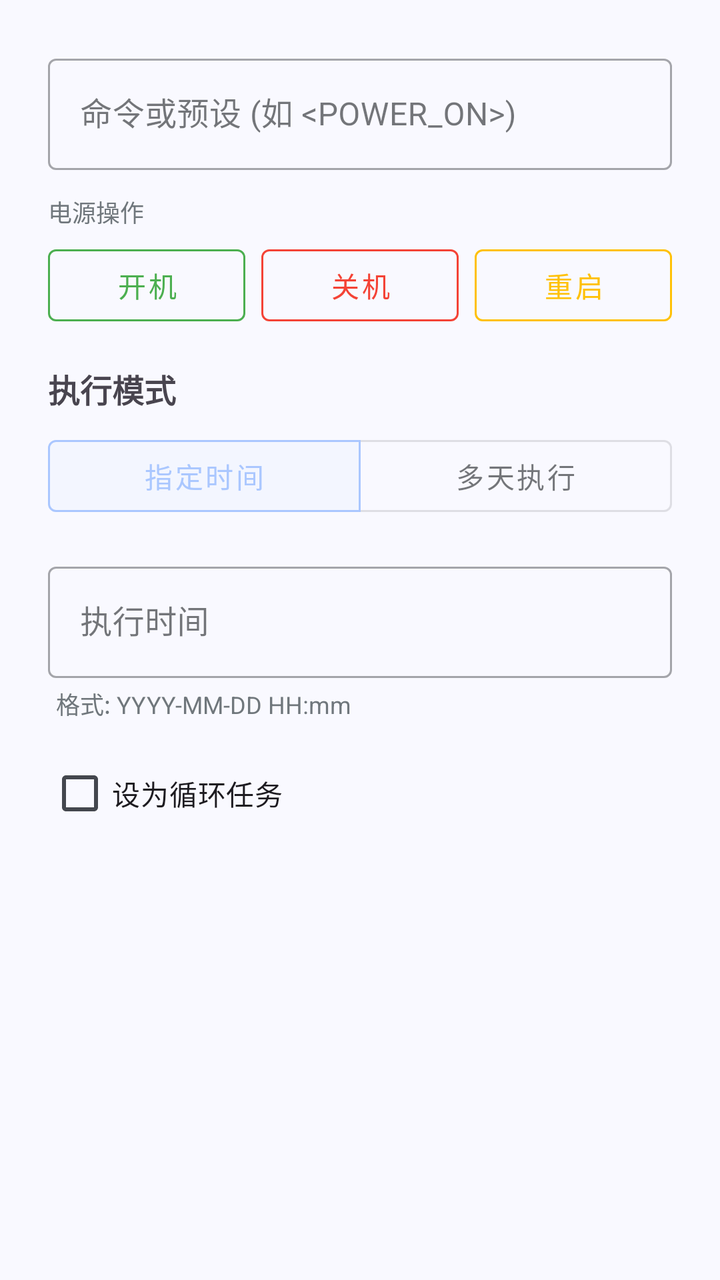
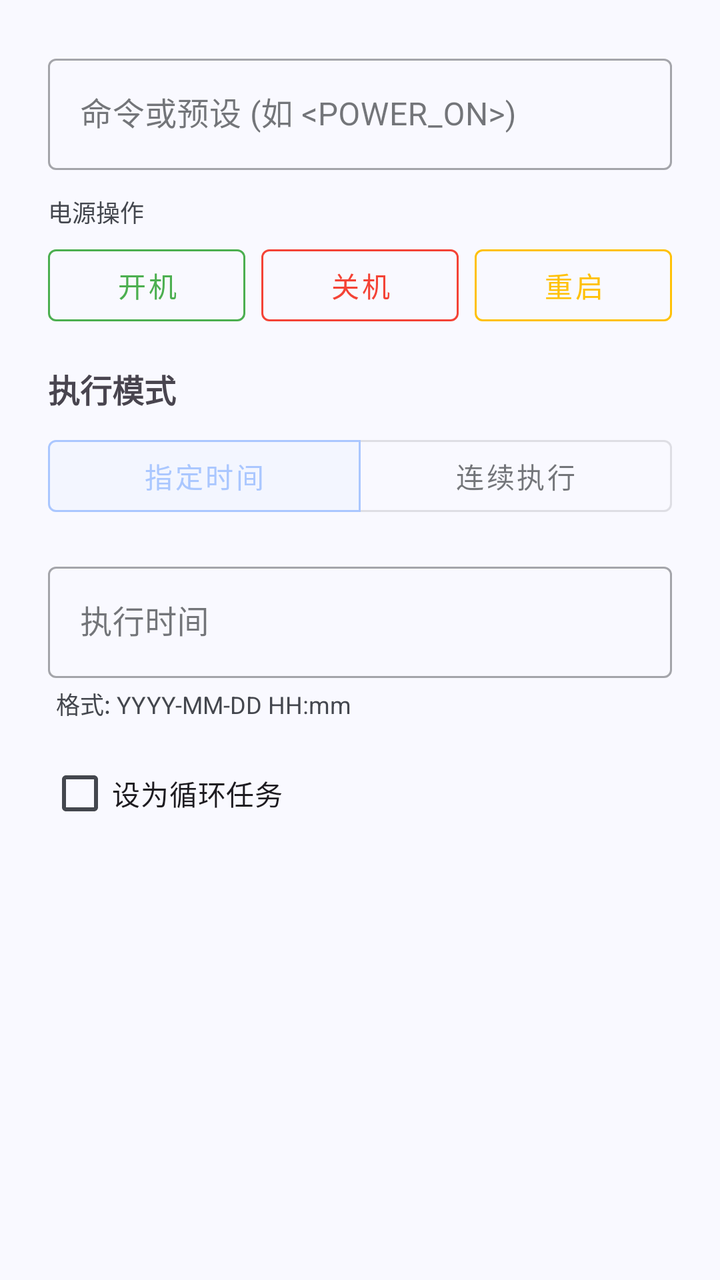

Compare the two renders of this Android layout. The source of the first and the diff that turns it into the second are given below.
<!-- AndroidManifest.xml: application theme Theme.Simpfun -->
<!-- res/layout/dialog_create_plan.xml -->
<?xml version="1.0" encoding="utf-8"?>
<ScrollView xmlns:android="http://schemas.android.com/apk/res/android"
    xmlns:app="http://schemas.android.com/apk/res-auto"
    android:layout_width="match_parent"
    android:layout_height="wrap_content">

    <LinearLayout
        android:layout_width="match_parent"
        android:layout_height="wrap_content"
        android:orientation="vertical"
        android:padding="24dp">

        <com.google.android.material.textfield.TextInputLayout
            android:layout_width="match_parent"
            android:layout_height="wrap_content"
            android:hint="命令或预设 (如 &#60;POWER_ON&#62;)"
            style="@style/Widget.MaterialComponents.TextInputLayout.OutlinedBox">
            <com.google.android.material.textfield.TextInputEditText
                android:id="@+id/et_command"
                android:layout_width="match_parent"
                android:layout_height="wrap_content"
                android:inputType="text"/>
        </com.google.android.material.textfield.TextInputLayout>

        <TextView
            android:layout_width="wrap_content"
            android:layout_height="wrap_content"
            android:layout_marginTop="12dp"
            android:text="电源操作"
            android:textSize="12sp"
            android:textColor="@color/material_dynamic_neutral_variant50" />

        <LinearLayout
            android:layout_width="match_parent"
            android:layout_height="wrap_content"
            android:orientation="horizontal"
            android:layout_marginTop="4dp"
            android:layout_marginBottom="16dp">

            <com.google.android.material.button.MaterialButton
                android:id="@+id/btn_power_on"
                android:layout_width="0dp"
                android:layout_weight="1"
                android:layout_height="wrap_content"
                style="@style/Widget.MaterialComponents.Button.OutlinedButton"
                app:strokeColor="#4CAF50"
                android:textColor="#4CAF50"
                android:text="开机"
                android:layout_marginEnd="4dp"/>

            <com.google.android.material.button.MaterialButton
                android:id="@+id/btn_power_off"
                android:layout_width="0dp"
                android:layout_weight="1"
                android:layout_height="wrap_content"
                style="@style/Widget.MaterialComponents.Button.OutlinedButton"
                app:strokeColor="#F44336"
                android:textColor="#F44336"
                android:text="关机"
                android:layout_marginEnd="4dp"
                android:layout_marginStart="4dp"/>

            <com.google.android.material.button.MaterialButton
                android:id="@+id/btn_restart"
                android:layout_width="0dp"
                android:layout_weight="1"
                android:layout_height="wrap_content"
                style="@style/Widget.MaterialComponents.Button.OutlinedButton"
                app:strokeColor="#FFC107"
                android:textColor="#FFC107"
                android:text="重启"
                android:layout_marginStart="4dp"/>
        </LinearLayout>

        <TextView
            android:layout_width="wrap_content"
            android:layout_height="wrap_content"
            android:text="执行模式"
            android:textStyle="bold"
            android:textSize="16sp"
            android:layout_marginBottom="8dp"/>

        <com.google.android.material.button.MaterialButtonToggleGroup
            android:id="@+id/toggle_execution_mode"
            android:layout_width="match_parent"
            android:layout_height="wrap_content"
            android:layout_marginBottom="16dp"
            app:singleSelection="true"
            app:selectionRequired="true"
            app:checkedButton="@id/btn_mode_specific">

            <com.google.android.material.button.MaterialButton
                android:id="@+id/btn_mode_specific"
                android:layout_width="0dp"
                android:layout_weight="1"
                android:layout_height="wrap_content"
                style="@style/Widget.MaterialComponents.Button.OutlinedButton"
                android:text="指定时间"/>

            <com.google.android.material.button.MaterialButton
                android:id="@+id/btn_mode_multi"
                android:layout_width="0dp"
                android:layout_weight="1"
                android:layout_height="wrap_content"
                style="@style/Widget.MaterialComponents.Button.OutlinedButton"
                android:text="多天执行"/>
        </com.google.android.material.button.MaterialButtonToggleGroup>

        <LinearLayout
            android:id="@+id/layout_mode_specific"
            android:layout_width="match_parent"
            android:layout_height="wrap_content"
            android:orientation="vertical">

            <com.google.android.material.textfield.TextInputLayout
                android:id="@+id/til_specific_time"
                android:layout_width="match_parent"
                android:layout_height="wrap_content"
                android:hint="执行时间"
                style="@style/Widget.MaterialComponents.TextInputLayout.OutlinedBox">
                <com.google.android.material.textfield.TextInputEditText
                    android:id="@+id/et_specific_time"
                    android:layout_width="match_parent"
                    android:layout_height="wrap_content"
                    android:focusable="false"
                    android:cursorVisible="false"
                    android:clickable="true"/>
            </com.google.android.material.textfield.TextInputLayout>

            <TextView
                android:layout_width="match_parent"
                android:layout_height="wrap_content"
                android:text="格式: YYYY-MM-DD HH:mm"
                android:textSize="12sp"
                android:textColor="@color/material_dynamic_neutral_variant50"
                android:layout_marginTop="4dp"
                android:layout_marginStart="4dp"/>

            <CheckBox
                android:id="@+id/cb_repeat"
                android:layout_width="wrap_content"
                android:layout_height="wrap_content"
                android:text="设为循环任务"
                android:layout_marginTop="12dp"/>

            <LinearLayout
                android:id="@+id/layout_interval"
                android:layout_width="match_parent"
                android:layout_height="wrap_content"
                android:orientation="horizontal"
                android:visibility="gone"
                android:layout_marginTop="8dp">

                <com.google.android.material.textfield.TextInputLayout
                    android:id="@+id/til_interval_value"
                    android:layout_width="0dp"
                    android:layout_weight="1"
                    android:layout_height="wrap_content"
                    android:hint="间隔值"
                    style="@style/Widget.MaterialComponents.TextInputLayout.OutlinedBox">
                    <com.google.android.material.textfield.TextInputEditText
                        android:id="@+id/et_interval_value"
                        android:layout_width="match_parent"
                        android:layout_height="wrap_content"
                        android:inputType="number"/>
                </com.google.android.material.textfield.TextInputLayout>

                <com.google.android.material.textfield.TextInputLayout
                    android:layout_width="120dp"
                    android:layout_height="wrap_content"
                    android:layout_marginStart="8dp"
                    android:hint="单位"
                    style="@style/Widget.MaterialComponents.TextInputLayout.OutlinedBox.ExposedDropdownMenu">
                    <AutoCompleteTextView
                        android:id="@+id/act_interval_unit"
                        android:layout_width="match_parent"
                        android:layout_height="wrap_content"
                        android:inputType="none"
                        android:focusable="false"
                        android:clickable="true"/>
                </com.google.android.material.textfield.TextInputLayout>
            </LinearLayout>
        </LinearLayout>

        <LinearLayout
            android:id="@+id/layout_mode_multi"
            android:layout_width="match_parent"
            android:layout_height="wrap_content"
            android:orientation="vertical"
            android:visibility="gone">

            <com.google.android.material.textfield.TextInputLayout
                android:id="@+id/til_multi_date_range"
                android:layout_width="match_parent"
                android:layout_height="wrap_content"
                android:hint="选择日期范围"
                style="@style/Widget.MaterialComponents.TextInputLayout.OutlinedBox">
                <com.google.android.material.textfield.TextInputEditText
                    android:id="@+id/et_multi_date_range"
                    android:layout_width="match_parent"
                    android:layout_height="wrap_content"
                    android:focusable="false"
                    android:cursorVisible="false"
                    android:clickable="true"/>
            </com.google.android.material.textfield.TextInputLayout>

            <com.google.android.material.textfield.TextInputLayout
                android:id="@+id/til_multi_time"
                android:layout_width="match_parent"
                android:layout_height="wrap_content"
                android:layout_marginTop="12dp"
                android:hint="每天的执行时间"
                style="@style/Widget.MaterialComponents.TextInputLayout.OutlinedBox">
                <com.google.android.material.textfield.TextInputEditText
                    android:id="@+id/et_multi_time"
                    android:layout_width="match_parent"
                    android:layout_height="wrap_content"
                    android:focusable="false"
                    android:cursorVisible="false"
                    android:clickable="true"/>
            </com.google.android.material.textfield.TextInputLayout>
        </LinearLayout>
    </LinearLayout>
</ScrollView>
<!-- resources referenced by this layout -->
<resources>
  <color name="md_theme_primary">#AAC7FF</color>
  <color name="md_theme_onPrimary">#FFFFFF</color>
  <color name="md_theme_primaryContainer">#D6E3FF</color>
  <color name="md_theme_onPrimaryContainer">#284777</color>
  <color name="md_theme_secondary">#565F71</color>
  <color name="md_theme_onSecondary">#FFFFFF</color>
  <color name="md_theme_secondaryContainer">#DAE2F9</color>
  <color name="md_theme_onSecondaryContainer">#3E4759</color>
  <color name="md_theme_tertiary">#705575</color>
  <color name="md_theme_onTertiary">#FFFFFF</color>
  <color name="md_theme_tertiaryContainer">#FAD8FD</color>
  <color name="md_theme_onTertiaryContainer">#573E5C</color>
  <color name="md_theme_error">#BA1A1A</color>
  <color name="md_theme_onError">#FFFFFF</color>
  <color name="md_theme_errorContainer">#FFDAD6</color>
  <color name="md_theme_onErrorContainer">#93000A</color>
  <color name="md_theme_background">#F9F9FF</color>
  <color name="md_theme_onBackground">#191C20</color>
  <color name="md_theme_surface">#F9F9FF</color>
  <color name="md_theme_onSurface">#191C20</color>
  <color name="md_theme_surfaceVariant">#E0E2EC</color>
  <color name="md_theme_onSurfaceVariant">#44474E</color>
  <color name="md_theme_outline">#74777F</color>
  <color name="md_theme_outlineVariant">#C4C6D0</color>
  <color name="md_theme_inverseSurface">#2E3036</color>
  <color name="md_theme_inverseOnSurface">#F0F0F7</color>
  <color name="md_theme_inversePrimary">#AAC7FF</color>
  <color name="md_theme_primaryFixed">#D6E3FF</color>
  <color name="md_theme_onPrimaryFixed">#001B3E</color>
  <color name="md_theme_primaryFixedDim">#AAC7FF</color>
  <color name="md_theme_onPrimaryFixedVariant">#284777</color>
  <color name="md_theme_secondaryFixed">#DAE2F9</color>
  <color name="md_theme_onSecondaryFixed">#131C2B</color>
  <color name="md_theme_secondaryFixedDim">#BEC6DC</color>
  <color name="md_theme_onSecondaryFixedVariant">#3E4759</color>
  <color name="md_theme_tertiaryFixed">#FAD8FD</color>
  <color name="md_theme_onTertiaryFixed">#28132E</color>
  <color name="md_theme_tertiaryFixedDim">#DDBCE0</color>
  <color name="md_theme_onTertiaryFixedVariant">#573E5C</color>
  <color name="md_theme_surfaceDim">#D9D9E0</color>
  <color name="md_theme_surfaceBright">#F9F9FF</color>
  <color name="md_theme_surfaceContainerLowest">#FFFFFF</color>
  <color name="md_theme_surfaceContainerLow">#F3F3FA</color>
  <color name="md_theme_surfaceContainer">#EDEDF4</color>
  <color name="md_theme_surfaceContainerHigh">#E7E8EE</color>
  <color name="md_theme_surfaceContainerHighest">#E2E2E9</color>
  <style name="ThemeOverlay.Simpfun.BottomSheet" parent="ThemeOverlay.MaterialComponents.BottomSheetDialog" />
  <!-- unchanged entries left out for length: 1 -->
</resources>

<!-- the commit's change to res/layout/dialog_create_plan.xml (unified diff, before → after) -->
@@ -28,7 +28,7 @@
             android:layout_marginTop="12dp"
             android:text="电源操作"
             android:textSize="12sp"
-            android:textColor="@color/material_dynamic_neutral_variant50" />
+            android:textColor="@color/md_theme_onSurfaceVariant" />
 
         <LinearLayout
             android:layout_width="match_parent"
@@ -103,7 +103,7 @@
                 android:layout_weight="1"
                 android:layout_height="wrap_content"
                 style="@style/Widget.MaterialComponents.Button.OutlinedButton"
-                android:text="多天执行"/>
+                android:text="连续执行"/>
         </com.google.android.material.button.MaterialButtonToggleGroup>
 
         <LinearLayout
@@ -132,7 +132,7 @@
                 android:layout_height="wrap_content"
                 android:text="格式: YYYY-MM-DD HH:mm"
                 android:textSize="12sp"
-                android:textColor="@color/material_dynamic_neutral_variant50"
+                android:textColor="@color/md_theme_onSurfaceVariant"
                 android:layout_marginTop="4dp"
                 android:layout_marginStart="4dp"/>
 
